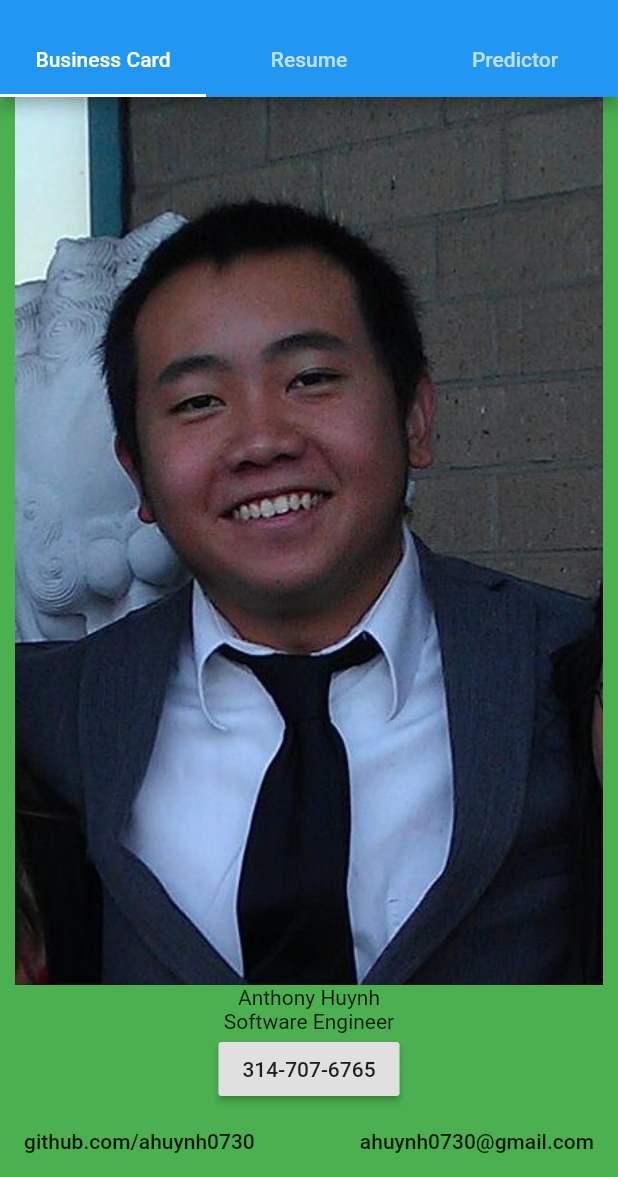
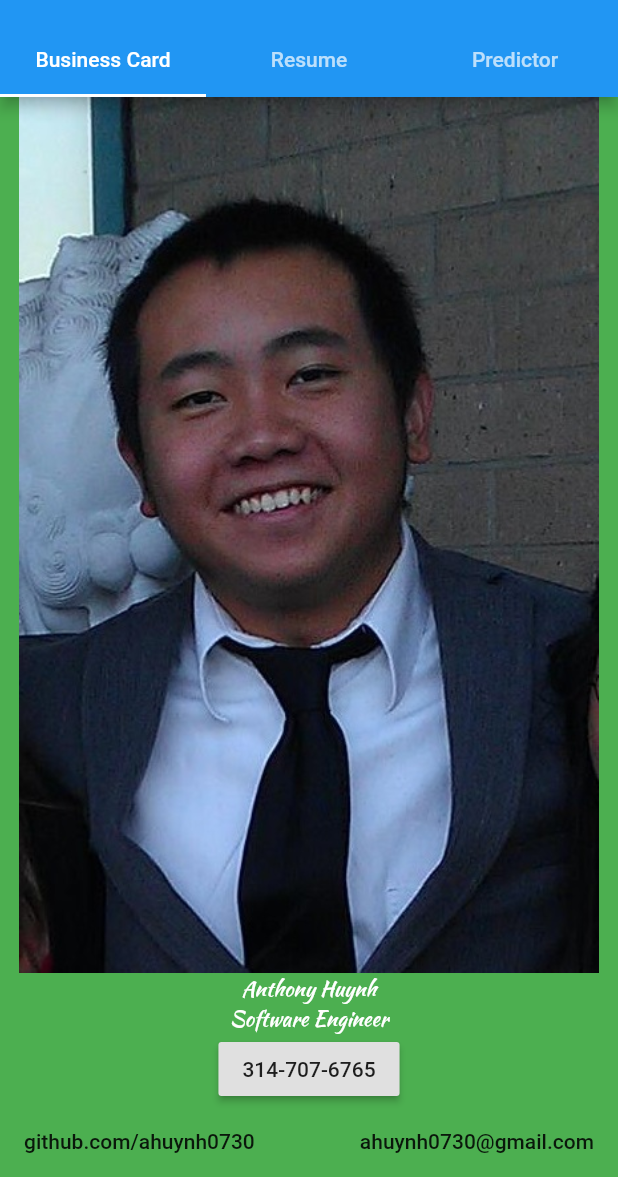
Before and after one commit to ahuynh0730/CS492, a Flutter app: the screen it shows after launch, on a phone screen of 412 x 824 dp, the part 59-1236 px from its top. Run offline on Flutter 3.47's test engine with Material 2 defaults, Android fonts, the phone set to English and light mode, and no system bars.

Commit message:
Changed Font

```diff
--- a/call_me_maybe/lib/screens/businessCardScreen.dart
+++ b/call_me_maybe/lib/screens/businessCardScreen.dart
@@ -3,6 +3,7 @@ import 'package:url_launcher/url_launcher.dart';
 
 class BusinessCardScreen extends StatelessWidget {
 
+  final name = 'Anthony Huynh';
   final phoneNumber = '314-707-6765';
   final link = 'github.com/ahuynh0730';
   final email = 'ahuynh0730@gmail.com';
@@ -16,8 +17,8 @@ class BusinessCardScreen extends StatelessWidget {
           Expanded(
             child: Image.asset('assets/pictures/myPhoto.jpg')
           ),
-          Text('Anthony Huynh'),
-          Text('Software Engineer'),
+          Text(name, style: TextStyle(fontFamily: 'KaushanScript', color: Colors.white)),
+          Text('Software Engineer', style: TextStyle(fontFamily: 'KaushanScript', color: Colors.white)),
           RaisedButton(
             onPressed: _sendSMS,
             child: Text(phoneNumber),
```
